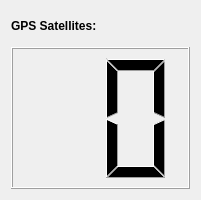
Old version of the form fhwa2_gui/src/fhwa2_gui/NumSat.ui in the repository GAVLab/fhwa2_viz.
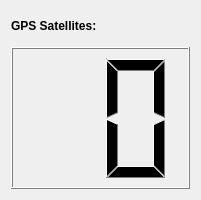
New version of the form.

Commit message: added color changing for numsat when low (yellow, red), not yet tested as have no low-sat data

The edit to the form file:
```diff
--- a/fhwa2_gui/src/fhwa2_gui/NumSat.ui
+++ b/fhwa2_gui/src/fhwa2_gui/NumSat.ui
@@ -38,6 +38,421 @@
    </item>
    <item>
     <widget class="QLCDNumber" name="NumLcd">
+     <property name="palette">
+      <palette>
+       <active>
+        <colorrole role="WindowText">
+         <brush brushstyle="SolidPattern">
+          <color alpha="255">
+           <red>0</red>
+           <green>0</green>
+           <blue>0</blue>
+          </color>
+         </brush>
+        </colorrole>
+        <colorrole role="Button">
+         <brush brushstyle="SolidPattern">
+          <color alpha="255">
+           <red>255</red>
+           <green>255</green>
+           <blue>255</blue>
+          </color>
+         </brush>
+        </colorrole>
+        <colorrole role="Light">
+         <brush brushstyle="SolidPattern">
+          <color alpha="255">
+           <red>255</red>
+           <green>255</green>
+           <blue>255</blue>
+          </color>
+         </brush>
+        </colorrole>
+        <colorrole role="Midlight">
+         <brush brushstyle="SolidPattern">
+          <color alpha="255">
+           <red>255</red>
+           <green>255</green>
+           <blue>255</blue>
+          </color>
+         </brush>
+        </colorrole>
+        <colorrole role="Dark">
+         <brush brushstyle="SolidPattern">
+          <color alpha="255">
+           <red>127</red>
+           <green>127</green>
+           <blue>127</blue>
+          </color>
+         </brush>
+        </colorrole>
+        <colorrole role="Mid">
+         <brush brushstyle="SolidPattern">
+          <color alpha="255">
+           <red>170</red>
+           <green>170</green>
+           <blue>170</blue>
+          </color>
+         </brush>
+        </colorrole>
+        <colorrole role="Text">
+         <brush brushstyle="SolidPattern">
+          <color alpha="255">
+           <red>0</red>
+           <green>0</green>
+           <blue>0</blue>
+          </color>
+         </brush>
+        </colorrole>
+        <colorrole role="BrightText">
+         <brush brushstyle="SolidPattern">
+          <color alpha="255">
+           <red>255</red>
+           <green>255</green>
+           <blue>255</blue>
+          </color>
+         </brush>
+        </colorrole>
+        <colorrole role="ButtonText">
+         <brush brushstyle="SolidPattern">
+          <color alpha="255">
+           <red>0</red>
+           <green>0</green>
+           <blue>0</blue>
+          </color>
+         </brush>
+        </colorrole>
+        <colorrole role="Base">
+         <brush brushstyle="SolidPattern">
+          <color alpha="255">
+           <red>255</red>
+           <green>255</green>
+           <blue>255</blue>
+          </color>
+         </brush>
+        </colorrole>
+        <colorrole role="Window">
+         <brush brushstyle="SolidPattern">
+          <color alpha="255">
+           <red>255</red>
+           <green>255</green>
+           <blue>255</blue>
+          </color>
+         </brush>
+        </colorrole>
+        <colorrole role="Shadow">
+         <brush brushstyle="SolidPattern">
+          <color alpha="255">
+           <red>0</red>
+           <green>0</green>
+           <blue>0</blue>
+          </color>
+         </brush>
+        </colorrole>
+        <colorrole role="AlternateBase">
+         <brush brushstyle="SolidPattern">
+          <color alpha="255">
+           <red>255</red>
+           <green>255</green>
+           <blue>255</blue>
+          </color>
+         </brush>
+        </colorrole>
+        <colorrole role="ToolTipBase">
+         <brush brushstyle="SolidPattern">
+          <color alpha="255">
+           <red>255</red>
+           <green>255</green>
+           <blue>220</blue>
+          </color>
+         </brush>
+        </colorrole>
+        <colorrole role="ToolTipText">
+         <brush brushstyle="SolidPattern">
+          <color alpha="255">
+           <red>0</red>
+           <green>0</green>
+           <blue>0</blue>
+          </color>
+         </brush>
+        </colorrole>
+       </active>
+       <inactive>
+        <colorrole role="WindowText">
+         <brush brushstyle="SolidPattern">
+          <color alpha="255">
+           <red>0</red>
+           <green>0</green>
+           <blue>0</blue>
+          </color>
+         </brush>
+        </colorrole>
+        <colorrole role="Button">
+         <brush brushstyle="SolidPattern">
+          <color alpha="255">
+           <red>255</red>
+           <green>255</green>
+           <blue>255</blue>
+          </color>
+         </brush>
+        </colorrole>
+        <colorrole role="Light">
+         <brush brushstyle="SolidPattern">
+          <color alpha="255">
+           <red>255</red>
+           <green>255</green>
+           <blue>255</blue>
+          </color>
+         </brush>
+        </colorrole>
+        <colorrole role="Midlight">
+         <brush brushstyle="SolidPattern">
+          <color alpha="255">
+           <red>255</red>
+           <green>255</green>
+           <blue>255</blue>
+          </color>
+         </brush>
+        </colorrole>
+        <colorrole role="Dark">
+         <brush brushstyle="SolidPattern">
+          <color alpha="255">
+           <red>127</red>
+           <green>127</green>
+           <blue>127</blue>
+          </color>
+         </brush>
+        </colorrole>
+        <colorrole role="Mid">
+         <brush brushstyle="SolidPattern">
+          <color alpha="255">
+           <red>170</red>
+           <green>170</green>
+           <blue>170</blue>
+          </color>
+         </brush>
+        </colorrole>
+        <colorrole role="Text">
+         <brush brushstyle="SolidPattern">
+          <color alpha="255">
+           <red>0</red>
+           <green>0</green>
+           <blue>0</blue>
+          </color>
+         </brush>
+        </colorrole>
+        <colorrole role="BrightText">
+         <brush brushstyle="SolidPattern">
+          <color alpha="255">
+           <red>255</red>
+           <green>255</green>
+           <blue>255</blue>
+          </color>
+         </brush>
+        </colorrole>
+        <colorrole role="ButtonText">
+         <brush brushstyle="SolidPattern">
+          <color alpha="255">
+           <red>0</red>
+           <green>0</green>
+           <blue>0</blue>
+          </color>
+         </brush>
+        </colorrole>
+        <colorrole role="Base">
+         <brush brushstyle="SolidPattern">
+          <color alpha="255">
+           <red>255</red>
+           <green>255</green>
+           <blue>255</blue>
+          </color>
+         </brush>
+        </colorrole>
+        <colorrole role="Window">
+         <brush brushstyle="SolidPattern">
+          <color alpha="255">
+           <red>255</red>
+           <green>255</green>
+           <blue>255</blue>
+          </color>
+         </brush>
+        </colorrole>
+        <colorrole role="Shadow">
+         <brush brushstyle="SolidPattern">
+          <color alpha="255">
+           <red>0</red>
+           <green>0</green>
+           <blue>0</blue>
+          </color>
+         </brush>
+        </colorrole>
+        <colorrole role="AlternateBase">
+         <brush brushstyle="SolidPattern">
+          <color alpha="255">
+           <red>255</red>
+           <green>255</green>
+           <blue>255</blue>
+          </color>
+         </brush>
+        </colorrole>
+        <colorrole role="ToolTipBase">
+         <brush brushstyle="SolidPattern">
+          <color alpha="255">
+           <red>255</red>
+           <green>255</green>
+           <blue>220</blue>
+          </color>
+         </brush>
+        </colorrole>
+        <colorrole role="ToolTipText">
+         <brush brushstyle="SolidPattern">
+          <color alpha="255">
+           <red>0</red>
+           <green>0</green>
+           <blue>0</blue>
+          </color>
+         </brush>
+        </colorrole>
+       </inactive>
+       <disabled>
+        <colorrole role="WindowText">
+         <brush brushstyle="SolidPattern">
+          <color alpha="255">
+           <red>127</red>
+           <green>127</green>
+           <blue>127</blue>
+          </color>
+         </brush>
+        </colorrole>
+        <colorrole role="Button">
+         <brush brushstyle="SolidPattern">
+          <color alpha="255">
+           <red>255</red>
+           <green>255</green>
+           <blue>255</blue>
+          </color>
+         </brush>
+        </colorrole>
+        <colorrole role="Light">
+         <brush brushstyle="SolidPattern">
+          <color alpha="255">
+           <red>255</red>
+           <green>255</green>
+           <blue>255</blue>
+          </color>
+         </brush>
+        </colorrole>
+        <colorrole role="Midlight">
+         <brush brushstyle="SolidPattern">
+          <color alpha="255">
+           <red>255</red>
+           <green>255</green>
+           <blue>255</blue>
+          </color>
+         </brush>
+        </colorrole>
+        <colorrole role="Dark">
+         <brush brushstyle="SolidPattern">
+          <color alpha="255">
+           <red>127</red>
+           <green>127</green>
+           <blue>127</blue>
+          </color>
+         </brush>
+        </colorrole>
+        <colorrole role="Mid">
+         <brush brushstyle="SolidPattern">
+          <color alpha="255">
+           <red>170</red>
+           <green>170</green>
+           <blue>170</blue>
+          </color>
+         </brush>
+        </colorrole>
+        <colorrole role="Text">
+         <brush brushstyle="SolidPattern">
+          <color alpha="255">
+           <red>127</red>
+           <green>127</green>
+           <blue>127</blue>
+          </color>
+         </brush>
+        </colorrole>
+        <colorrole role="BrightText">
+         <brush brushstyle="SolidPattern">
+          <color alpha="255">
+           <red>255</red>
+           <green>255</green>
+           <blue>255</blue>
+          </color>
+         </brush>
+        </colorrole>
+        <colorrole role="ButtonText">
+         <brush brushstyle="SolidPattern">
+          <color alpha="255">
+           <red>127</red>
+           <green>127</green>
+           <blue>127</blue>
+          </color>
+         </brush>
+        </colorrole>
+        <colorrole role="Base">
+         <brush brushstyle="SolidPattern">
+          <color alpha="255">
+           <red>255</red>
+           <green>255</green>
+           <blue>255</blue>
+          </color>
+         </brush>
+        </colorrole>
+        <colorrole role="Window">
+         <brush brushstyle="SolidPattern">
+          <color alpha="255">
+           <red>255</red>
+           <green>255</green>
+           <blue>255</blue>
+          </color>
+         </brush>
+        </colorrole>
+        <colorrole role="Shadow">
+         <brush brushstyle="SolidPattern">
+          <color alpha="255">
+           <red>0</red>
+           <green>0</green>
+           <blue>0</blue>
+          </color>
+         </brush>
+        </colorrole>
+        <colorrole role="AlternateBase">
+         <brush brushstyle="SolidPattern">
+          <color alpha="255">
+           <red>255</red>
+           <green>255</green>
+           <blue>255</blue>
+          </color>
+         </brush>
+        </colorrole>
+        <colorrole role="ToolTipBase">
+         <brush brushstyle="SolidPattern">
+          <color alpha="255">
+           <red>255</red>
+           <green>255</green>
+           <blue>220</blue>
+          </color>
+         </brush>
+        </colorrole>
+        <colorrole role="ToolTipText">
+         <brush brushstyle="SolidPattern">
+          <color alpha="255">
+           <red>0</red>
+           <green>0</green>
+           <blue>0</blue>
+          </color>
+         </brush>
+        </colorrole>
+       </disabled>
+      </palette>
+     </property>
      <property name="font">
       <font>
        <pointsize>15</pointsize>
@@ -46,9 +461,6 @@
        <bold>true</bold>
       </font>
      </property>
-     <property name="autoFillBackground">
-      <bool>true</bool>
-     </property>
      <property name="frameShape">
       <enum>QFrame::Box</enum>
      </property>
```
Left out of the diff: 2 changed lines with no effect on the pictures. The commit also changes 6 other files.
